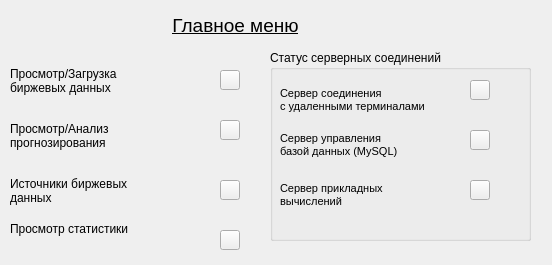
Above: server/src/widgets/choosemenu.ui from glebmillenium/forecasting-financial-time-series before the change. Below: the same form after it.
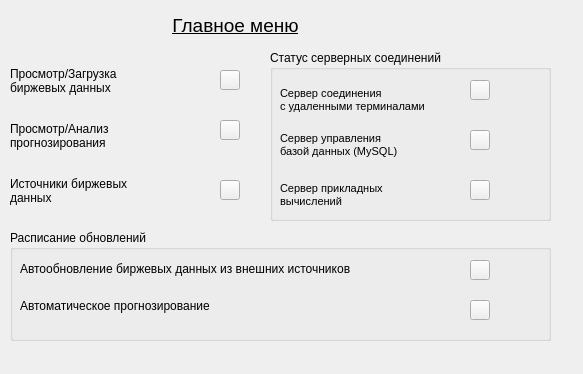
That is the form after the change.

Patch:
```diff
--- a/server/src/widgets/choosemenu.ui
+++ b/server/src/widgets/choosemenu.ui
@@ -9,8 +9,8 @@
    <rect>
     <x>0</x>
     <y>0</y>
-    <width>552</width>
-    <height>265</height>
+    <width>583</width>
+    <height>374</height>
    </rect>
   </property>
   <property name="windowTitle">
@@ -50,8 +50,8 @@
     <rect>
      <x>270</x>
      <y>50</y>
-     <width>261</width>
-     <height>191</height>
+     <width>281</width>
+     <height>171</height>
     </rect>
    </property>
    <property name="title">
@@ -197,19 +197,6 @@
     <string/>
    </property>
   </widget>
-  <widget class="QPushButton" name="viewStatistic">
-   <property name="geometry">
-    <rect>
-     <x>220</x>
-     <y>230</y>
-     <width>20</width>
-     <height>20</height>
-    </rect>
-   </property>
-   <property name="text">
-    <string/>
-   </property>
-  </widget>
   <widget class="QPushButton" name="viewDataSource">
    <property name="geometry">
     <rect>
@@ -265,18 +252,76 @@
 данных</string>
    </property>
   </widget>
-  <widget class="QLabel" name="label_8">
+  <widget class="QGroupBox" name="groupBox">
    <property name="geometry">
     <rect>
      <x>10</x>
-     <y>220</y>
-     <width>171</width>
-     <height>17</height>
+     <y>230</y>
+     <width>541</width>
+     <height>111</height>
     </rect>
    </property>
-   <property name="text">
-    <string>Просмотр статистики</string>
+   <property name="title">
+    <string>Расписание обновлений</string>
    </property>
+   <widget class="QLabel" name="label_8">
+    <property name="geometry">
+     <rect>
+      <x>10</x>
+      <y>30</y>
+      <width>431</width>
+      <height>17</height>
+     </rect>
+    </property>
+    <property name="text">
+     <string>Автообновление биржевых данных из внешних источников</string>
+    </property>
+   </widget>
+   <widget class="QLabel" name="label_9">
+    <property name="geometry">
+     <rect>
+      <x>10</x>
+      <y>60</y>
+      <width>431</width>
+      <height>31</height>
+     </rect>
+    </property>
+    <property name="text">
+     <string>Автоматическое прогнозирование</string>
+    </property>
+   </widget>
+   <widget class="QPushButton" name="autoupdatedata">
+    <property name="enabled">
+     <bool>true</bool>
+    </property>
+    <property name="geometry">
+     <rect>
+      <x>460</x>
+      <y>30</y>
+      <width>20</width>
+      <height>20</height>
+     </rect>
+    </property>
+    <property name="text">
+     <string/>
+    </property>
+   </widget>
+   <widget class="QPushButton" name="autoupdateforeast">
+    <property name="enabled">
+     <bool>true</bool>
+    </property>
+    <property name="geometry">
+     <rect>
+      <x>460</x>
+      <y>70</y>
+      <width>20</width>
+      <height>20</height>
+     </rect>
+    </property>
+    <property name="text">
+     <string/>
+    </property>
+   </widget>
   </widget>
  </widget>
  <resources/>
```
